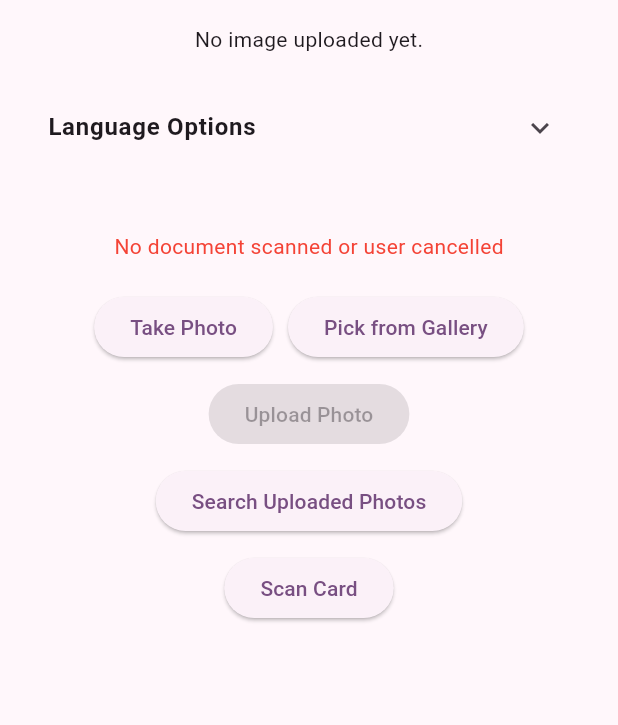
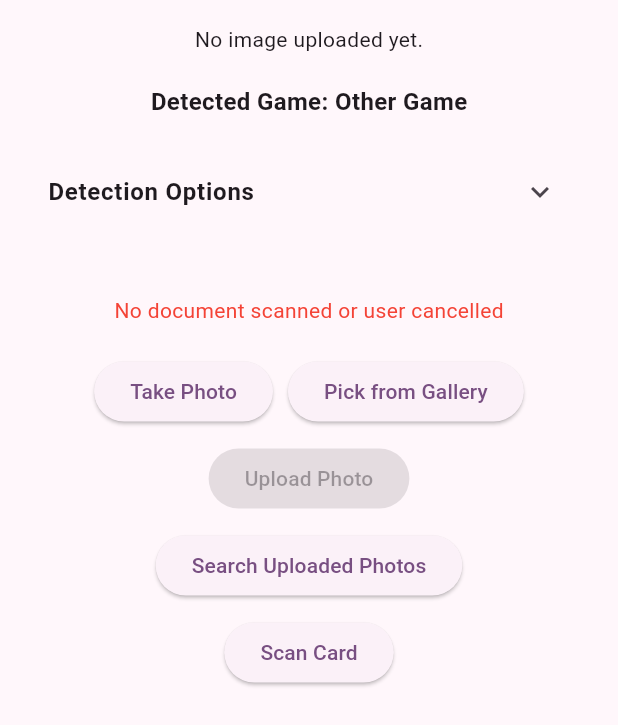
Before and after one commit to Mullicat/api_trial, a Flutter app: the ImageCaptureScreen screen opened directly, after a tap on "Take Photo", after a tap on "Search Uploaded Photos", after a tap on "Scan Card", on a phone screen of 412 x 824 dp. Shown: the top 725 px of the screen. Run offline on Flutter 3.47's test engine with Material 3 defaults, Android fonts, the phone set to English and light mode, and no system bars; our stand-ins replace cached_network_image, flutter_dotenv, freezed_annotation, image_picker, permission_handler, supabase_flutter; missing offline and left inert: cunning_document_scanner, google_mlkit_language_id, google_mlkit_text_recognition; accounts and stored records are empty.

Commit message:
Identification_of_OPTCG_Cards

```diff
--- a/lib/screens/image_capture_screen.dart
+++ b/lib/screens/image_capture_screen.dart
@@ -48,12 +48,21 @@ class ImageCaptureScreen extends StatelessWidget {
                         viewModel.confirmedImage == null)
                       const Text('No image uploaded yet.'),
                     const SizedBox(height: 20),
-                    // Language options dropdown menu
+                    // Detected game display
+                    Text(
+                      'Detected Game: ${viewModel.detectedGame}',
+                      style: const TextStyle(
+                        fontSize: 16,
+                        fontWeight: FontWeight.bold,
+                      ),
+                    ),
+                    const SizedBox(height: 20),
+                    // Detection options dropdown menu
                     SizedBox(
                       width: double.infinity,
                       child: ExpansionTile(
                         title: const Text(
-                          'Language Options',
+                          'Detection Options',
                           style: TextStyle(
                             fontSize: 16,
                             fontWeight: FontWeight.bold,
@@ -76,17 +85,25 @@ class ImageCaptureScreen extends StatelessWidget {
                                   : (value) => viewModel
                                         .toggleLatinLanguageAutoDetect(value),
                             ),
+                          SwitchListTile(
+                            title: const Text('TCG auto-detect'),
+                            value: viewModel.tcgAutoDetectEnabled,
+                            onChanged: viewModel.isLoading
+                                ? null
+                                : (value) =>
+                                      viewModel.toggleTcgAutoDetect(value),
+                          ),
                         ],
                       ),
                     ),
-                    // Card's language dropdown (visible when auto-detect is OFF)
-                    if (!viewModel.autoDetectEnabled &&
+                    // Card's game dropdown (visible when TCG auto-detect is OFF)
+                    if (!viewModel.tcgAutoDetectEnabled &&
                         viewModel.imageFile != null)
                       Row(
                         mainAxisAlignment: MainAxisAlignment.center,
                         children: [
                           const Text(
-                            "Card's language:",
+                            "Card's game:",
                             style: TextStyle(
                               fontSize: 16,
                               fontWeight: FontWeight.bold,
@@ -94,20 +111,26 @@ class ImageCaptureScreen extends StatelessWidget {
                           ),
                           const SizedBox(width: 10),
                           DropdownButton<String>(
-                            value: 'Latin', // Default value
-                            items: ['Latin', 'Chinese', 'Japanese', 'Korean']
-                                .map(
-                                  (script) => DropdownMenuItem(
-                                    value: script,
-                                    child: Text(script),
-                                  ),
-                                )
-                                .toList(),
+                            value: viewModel.selectedGame,
+                            items:
+                                [
+                                      'YuGiOh',
+                                      'Pokemon TCG',
+                                      'Magic The Gathering',
+                                      'One Piece TCG',
+                                    ]
+                                    .map(
+                                      (game) => DropdownMenuItem(
+                                        value: game,
+                                        child: Text(game),
+                                      ),
+                                    )
+                                    .toList(),
                             onChanged: viewModel.isLoading
                                 ? null
                                 : (value) {
                                     if (value != null) {
-                                      viewModel.reprocessWithScript(value);
+                                      viewModel.setSelectedGame(value);
                                     }
                                   },
                           ),
@@ -145,10 +168,10 @@ class ImageCaptureScreen extends StatelessWidget {
                                       style: const TextStyle(fontSize: 14),
                                     ),
                                     subtitle: Text(
-                                      'Bounding Box: L:${block['boundingBox']['left'].toStringAsFixed(0)}, '
-                                      'T:${block['boundingBox']['top'].toStringAsFixed(0)}, '
-                                      'R:${block['boundingBox']['right'].toStringAsFixed(0)}, '
-                                      'B:${block['boundingBox']['bottom'].toStringAsFixed(0)}',
+                                      'Normalized Bounding Box: L:${block['normalizedBoundingBox']['left'].toStringAsFixed(2)}, '
+                                      'T:${block['normalizedBoundingBox']['top'].toStringAsFixed(2)}, '
+                                      'R:${block['normalizedBoundingBox']['right'].toStringAsFixed(2)}, '
+                                      'B:${block['normalizedBoundingBox']['bottom'].toStringAsFixed(2)}',
                                       style: const TextStyle(fontSize: 12),
                                     ),
                                   );
--- a/lib/viewmodels/image_capture_viewmodel.dart
+++ b/lib/viewmodels/image_capture_viewmodel.dart
@@ -10,6 +10,7 @@ import 'package:google_mlkit_text_recognition/google_mlkit_text_recognition.dart
 import 'package:google_mlkit_language_id/google_mlkit_language_id.dart';
 import '../data/repositories/supabase_repository.dart';
 import '../models/image_model.dart';
+import 'package:image/image.dart' as img;
 
 class ImageCaptureViewModel with ChangeNotifier {
   final SupabaseRepository _repository = SupabaseRepository();
@@ -27,9 +28,12 @@ class ImageCaptureViewModel with ChangeNotifier {
       []; // Stores OCR text blocks with script and coordinates
   List<Map<String, dynamic>> _textCoordinates =
       []; // Kept for compatibility, can be removed if unused
-  bool _autoDetectEnabled = true; // Toggle for auto-detect
+  bool _autoDetectEnabled = true; // Toggle for language auto-detect
   bool _latinLanguageAutoDetectEnabled =
-      true; // Second toggle for Latin language auto-detect
+      true; // Toggle for Latin language auto-detect
+  bool _tcgAutoDetectEnabled = true; // Toggle for TCG auto-detect
+  String _detectedGame = 'Other Game'; // Detected game name
+  String _selectedGame = 'YuGiOh'; // Selected game for manual mode
 
   File? get imageFile => _imageFile;
   UploadedImage? get uploadedImage => _uploadedImage;
@@ -43,6 +47,9 @@ class ImageCaptureViewModel with ChangeNotifier {
   List<Map<String, dynamic>> get textCoordinates => _textCoordinates;
   bool get autoDetectEnabled => _autoDetectEnabled;
   bool get latinLanguageAutoDetectEnabled => _latinLanguageAutoDetectEnabled;
+  bool get tcgAutoDetectEnabled => _tcgAutoDetectEnabled;
+  String get detectedGame => _detectedGame;
+  String get selectedGame => _selectedGame;
 
   void _setErrorMessage(String? message) {
     _errorMessage = message;
@@ -61,6 +68,8 @@ class ImageCaptureViewModel with ChangeNotifier {
   void clearOcrResults() {
     _recognizedTextBlocks = [];
     _textCoordinates = [];
+    _detectedGame = 'Other Game';
+    _selectedGame = 'YuGiOh';
     notifyListeners();
   }
 
@@ -82,13 +91,22 @@ class ImageCaptureViewModel with ChangeNotifier {
     notifyListeners();
   }
 
-  Future<void> toggleUploadedImages() async {
-    _setShowUploadedImages(!_showUploadedImages);
-    if (_showUploadedImages) {
-      await fetchUploadedImages();
-    } else {
-      _selectedImage = null; // Clear selected image when closing the list
+  void toggleTcgAutoDetect(bool value) {
+    _tcgAutoDetectEnabled = value;
+    if (_imageFile != null) {
+      // Reprocess to update game detection
+      _detectGame();
+      if (!_tcgAutoDetectEnabled) {
+        _selectedGame = 'YuGiOh'; // Reset to default
+        _detectedGame = _selectedGame;
+      }
+      notifyListeners();
     }
+  }
+
+  void setSelectedGame(String game) {
+    _selectedGame = game;
+    _detectedGame = game;
     notifyListeners();
   }
 
@@ -108,7 +126,18 @@ class ImageCaptureViewModel with ChangeNotifier {
     clearOcrResults(); // Clear OCR results
     _autoDetectEnabled = true; // Reset to auto-detect
     _latinLanguageAutoDetectEnabled = true; // Reset second toggle
+    _tcgAutoDetectEnabled = true; // Reset TCG toggle
     _showUploadedImages = false;
+    notifyListeners();
+  }
+
+  Future<void> toggleUploadedImages() async {
+    _setShowUploadedImages(!_showUploadedImages);
+    if (_showUploadedImages) {
+      await fetchUploadedImages();
+    } else {
+      _selectedImage = null; // Clear selected image when closing the list
+    }
     notifyListeners();
   }
 
@@ -169,6 +198,7 @@ class ImageCaptureViewModel with ChangeNotifier {
           _imageFile = file;
           _autoDetectEnabled = true; // Reset to auto-detect
           _latinLanguageAutoDetectEnabled = true; // Reset second toggle
+          _tcgAutoDetectEnabled = true; // Reset TCG toggle
           clearOcrResults(); // Clear OCR results
           _setErrorMessage(null);
           notifyListeners();
@@ -313,6 +343,75 @@ class ImageCaptureViewModel with ChangeNotifier {
     }
   }
 
+  Future<Map<String, int>> _getImageDimensions(File imageFile) async {
+    try {
+      final bytes = await imageFile.readAsBytes();
+      final image = img.decodeImage(bytes);
+      if (image != null) {
+        return {'width': image.width, 'height': image.height};
+      } else {
+        print('Failed to decode image for dimensions');
+        return {'width': 800, 'height': 600}; // Fallback dimensions
+      }
+    } catch (e) {
+      print('Error getting image dimensions: $e');
+      return {'width': 800, 'height': 600}; // Fallback dimensions
+    }
+  }
+
+  void _detectGame() {
+    if (!_tcgAutoDetectEnabled) {
+      _detectedGame = _selectedGame;
+      return;
+    }
+
+    const onePieceKeywords = [
+      'LEADER',
+      'DON!! CARD',
+      'EVENT',
+      'STAGE',
+      'STACE',
+      'CHARACTER',
+      'D0N!! CARD',
+    ];
+    const leftRange = [0.37, 0.47];
+    const topRange = [0.83, 0.88];
+    const rightRange = [0.53, 0.64];
+    const bottomRange = [0.86, 0.90];
+
+    _detectedGame = 'Other Game';
+    for (final block in _recognizedTextBlocks) {
+      final text = block['text'].toString().toUpperCase();
+      final box = block['normalizedBoundingBox'] as Map<String, dynamic>;
+      final left = box['left'] as double;
+      final top = box['top'] as double;
+      final right = box['right'] as double;
+      final bottom = box['bottom'] as double;
+
+      bool inRange =
+          left >= leftRange[0] &&
+          left <= leftRange[1] &&
+          top >= topRange[0] &&
+          top <= topRange[1] &&
+          right >= rightRange[0] &&
+          right <= rightRange[1] &&
+          bottom >= bottomRange[0] &&
+          bottom <= bottomRange[1];
+
+      bool hasKeyword = onePieceKeywords.any(
+        (keyword) => text.contains(keyword),
+      );
+
+      if (inRange && hasKeyword) {
+        _detectedGame = 'One Piece TCG';
+        print('Detected One Piece TCG: Text=${block['text']}, Box=$box');
+        break;
+      }
+    }
+    print('Detected game: $_detectedGame');
+    notifyListeners();
+  }
+
   Future<void> scanSingle() async {
     final status = await Permission.camera.request();
     if (status.isPermanentlyDenied) {
@@ -348,6 +447,8 @@ class ImageCaptureViewModel with ChangeNotifier {
           _imageFile = imageFile;
           _recognizedTextBlocks = [];
           _textCoordinates = [];
+          _detectedGame = 'Other Game'; // Reset detected game
+          _selectedGame = 'YuGiOh'; // Reset selected game
 
           if (_imageFile == null || !await _imageFile!.exists()) {
             _setErrorMessage('Image file is null or does not exist');
@@ -355,6 +456,11 @@ class ImageCaptureViewModel with ChangeNotifier {
           }
 
           final inputImage = InputImage.fromFilePath(_imageFile!.path);
+          // Get image dimensions for normalization
+          final dimensions = await _getImageDimensions(_imageFile!);
+          final imageWidth = dimensions['width']!.toDouble();
+          final imageHeight = dimensions['height']!.toDouble();
+          print('Image dimensions: width=$imageWidth, height=$imageHeight');
 
           if (_autoDetectEnabled) {
             // Auto-detect: Process with all recognizers
@@ -418,6 +524,12 @@ class ImageCaptureViewModel with ChangeNotifier {
                       'top': block.boundingBox.top,
                       'right': block.boundingBox.right,
                       'bottom': block.boundingBox.bottom,
+                    },
+                    'normalizedBoundingBox': {
+                      'left': block.boundingBox.left / imageWidth,
+                      'top': block.boundingBox.top / imageHeight,
+                      'right': block.boundingBox.right / imageWidth,
+                      'bottom': block.boundingBox.bottom / imageHeight,
                     },
                     'cornerPoints': block.cornerPoints
                         .map((p) => {'x': p.x, 'y': p.y})
@@ -495,6 +607,12 @@ class ImageCaptureViewModel with ChangeNotifier {
                     'right': block.boundingBox.right,
                     'bottom': block.boundingBox.bottom,
                   },
+                  'normalizedBoundingBox': {
+                    'left': block.boundingBox.left / imageWidth,
+                    'top': block.boundingBox.top / imageHeight,
+                    'right': block.boundingBox.right / imageWidth,
+                    'bottom': block.boundingBox.bottom / imageHeight,
+                  },
                   'cornerPoints': block.cornerPoints
                       .map((p) => {'x': p.x, 'y': p.y})
                       .toList(),
@@ -512,6 +630,9 @@ class ImageCaptureViewModel with ChangeNotifier {
               await textRecognizer.close();
             }
           }
+
+          // Perform game detection after OCR
+          _detectGame();
 
           _setErrorMessage(
             _recognizedTextBlocks.isEmpty ? 'No text recognized' : null,
@@ -543,6 +664,12 @@ class ImageCaptureViewModel with ChangeNotifier {
     _setLoading(true);
     try {
       final inputImage = InputImage.fromFilePath(_imageFile!.path);
+      // Get image dimensions for normalization
+      final dimensions = await _getImageDimensions(_imageFile!);
+      final imageWidth = dimensions['width']!.toDouble();
+      final imageHeight = dimensions['height']!.toDouble();
+      print('Image dimensions: width=$imageWidth, height=$imageHeight');
+
       TextRecognizer textRecognizer;
       switch (script) {
         case 'Chinese':
@@ -584,6 +711,12 @@ class ImageCaptureViewModel with ChangeNotifier {
               'right': block.boundingBox.right,
               'bottom': block.boundingBox.bottom,
             },
+            'normalizedBoundingBox': {
+              'left': block.boundingBox.left / imageWidth,
+              'top': block.boundingBox.top / imageHeight,
+              'right': block.boundingBox.right / imageWidth,
+              'bottom': block.boundingBox.bottom / imageHeight,
+            },
             'cornerPoints': block.cornerPoints
                 .map((p) => {'x': p.x, 'y': p.y})
                 .toList(),
@@ -591,6 +724,9 @@ class ImageCaptureViewModel with ChangeNotifier {
           _recognizedTextBlocks.add(blockData);
           _textCoordinates.add(blockData); // Duplicate for compatibility
         }
+
+        // Perform game detection after reprocessing
+        _detectGame();
 
         print(
           'Reprocessed text blocks with $scriptLabel: $_recognizedTextBlocks',
--- a/pubspec.yaml
+++ b/pubspec.yaml
@@ -23,6 +23,7 @@ dependencies:
   device_info_plus: ^11.5.0
   google_mlkit_text_recognition: ^0.15.0
   google_mlkit_language_id: ^0.13.0
+  image: ^4.5.4
 
 dev_dependencies:
   flutter_test:
```
Also changed, not shown: pubspec.lock.
